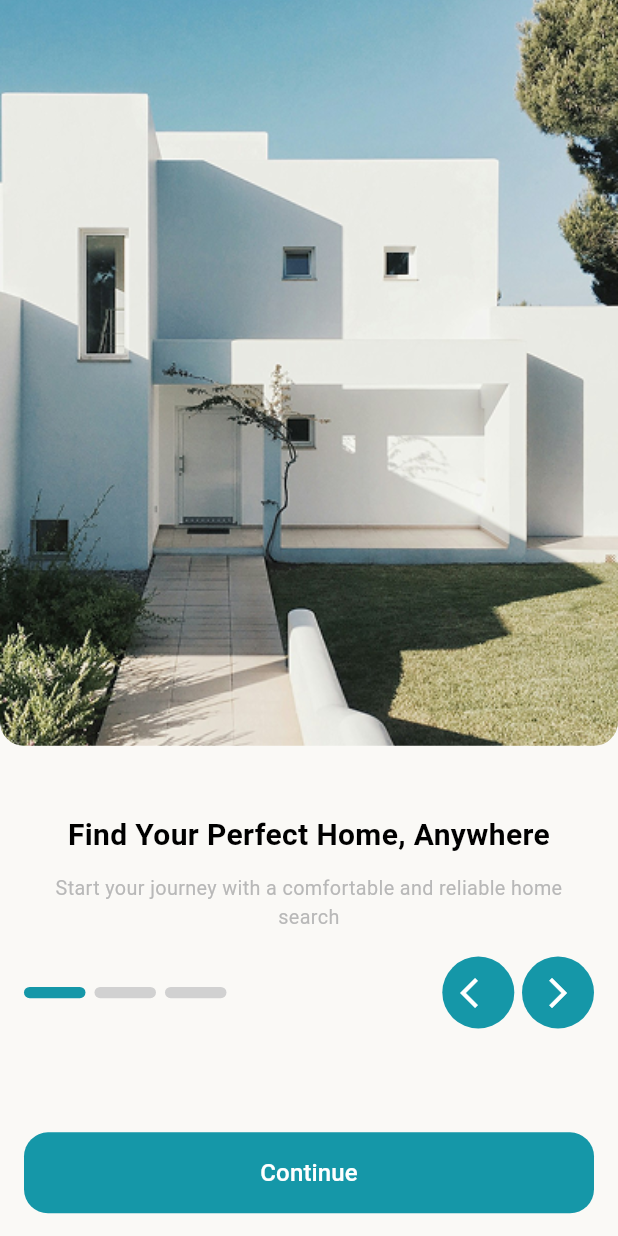
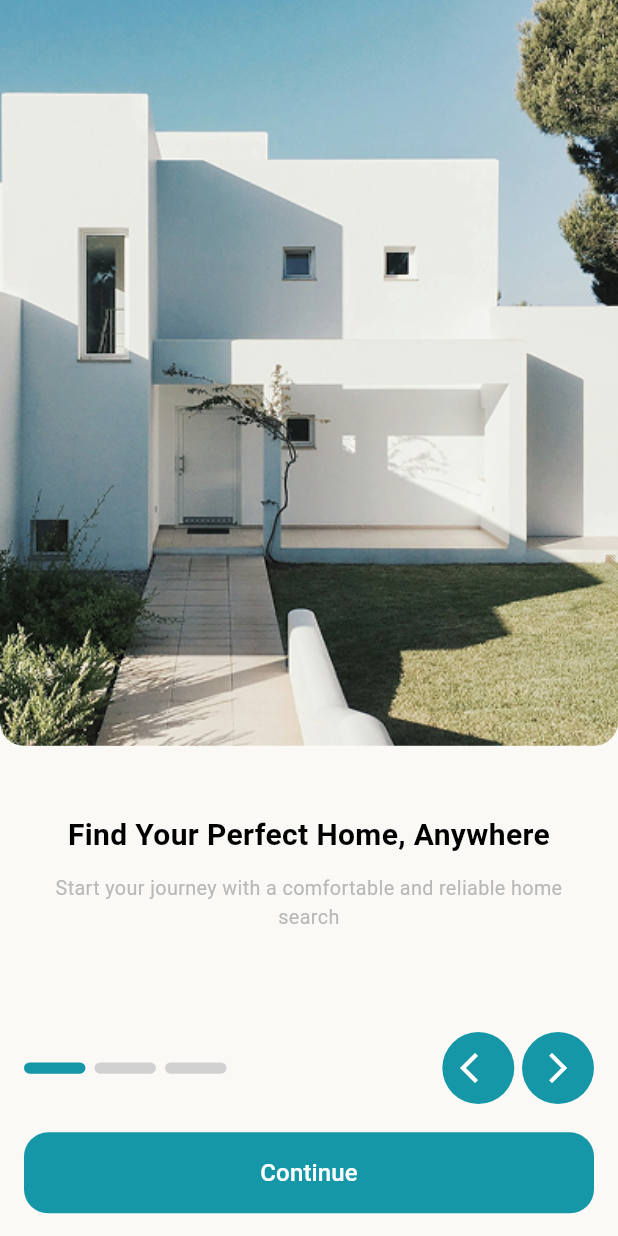
Before and after one commit to ahmedwael111/real_estate3_A, a Flutter app: the screen it shows after launch, on a phone screen of 412 x 824 dp. Run offline on Flutter 3.47's test engine with Material 3 defaults, Android fonts, the phone set to English and light mode, and no system bars; drawn by our look-alikes of expandable_page_view; our stand-ins replace bloc, cached_network_image, conditional_builder_null_safety, dartz, dio, easy_stepper and 20 more; missing offline and left inert: drop_down_list, flutter_icon_snackbar; accounts and stored records are empty; Roboto replaces fonts that are missing (Quest); project files that could hold a hidden picture were left out; key blocks and very long unbroken strings in the code were emptied for the run.

Commit message:
last edits in onboarding view

```diff
--- a/lib/features/Auth/presentation/views/widgets/SignInBody_BlocConsumer.dart
+++ b/lib/features/Auth/presentation/views/widgets/SignInBody_BlocConsumer.dart
@@ -1,6 +1,7 @@
 import 'package:flutter/material.dart';
 import 'package:flutter_bloc/flutter_bloc.dart';
 import 'package:modal_progress_hud_nsn/modal_progress_hud_nsn.dart';
+import 'package:real_estate3_a/core/utils/app_colors.dart';
 import 'package:real_estate3_a/features/Home/presentation/views/MainView.dart';
 
 import '../../../../../core/funcations/app_functions.dart';
@@ -29,6 +30,7 @@ class SignInBody_BlocConsumer extends StatelessWidget {
       },
       builder: (context, state) => ModalProgressHUD(
         inAsyncCall: state is SignInLoading ? true : false,
+        color: AppColors.splashColor,
         child: Signinviewbody(),
       ),
     );
--- a/lib/features/onBoarding/presentation/views/widgets/TextIndicatorSection.dart
+++ b/lib/features/onBoarding/presentation/views/widgets/TextIndicatorSection.dart
@@ -26,8 +26,8 @@ class TextIndicatorSection extends StatelessWidget {
         children: [
           TextsPageView(pageController: pageController),
 
-          SizedBox(height: 18.h),
-
+          // SizedBox(height: 18.h),
+          Spacer(),
           Row(
             mainAxisAlignment: MainAxisAlignment.spaceBetween,
             children: [
--- a/lib/features/onBoarding/presentation/views/widgets/onBoardingViewBody.dart
+++ b/lib/features/onBoarding/presentation/views/widgets/onBoardingViewBody.dart
@@ -43,12 +43,14 @@ class _OnboardingviewbodyState extends State<Onboardingviewbody> {
       children: [
         onBoarding_Image(),
         SizedBox(height: 48.h),
-        TextIndicatorSection(
-          pageController: pageController,
-          currentpage: currentpage,
+        Expanded(
+          child: TextIndicatorSection(
+            pageController: pageController,
+            currentpage: currentpage,
+          ),
         ),
-        SizedBox(height: 30.h),
-        Spacer(),
+        SizedBox(height: 20.h),
+        // Spacer(),
         Custom_OnBoarding_Button(
           text: "Continue",
           onpress: () {
```
